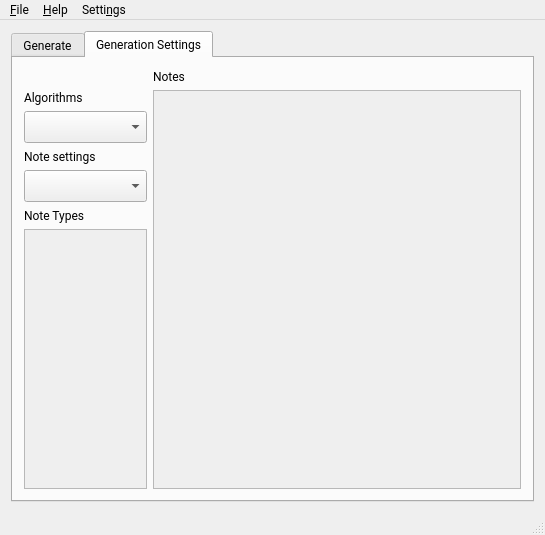
The window that Music_Generator/mainwindow.ui (Jared-Gross/Algorhythm) describes before a commit, drawn with Qt 5.
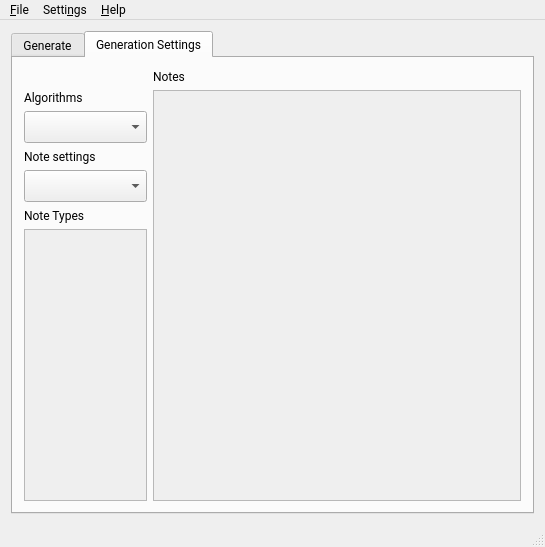
The same window after the commit. The open tabs and pages were chosen to show the change.

What changed in the file:
```diff
--- a/Music_Generator/mainwindow.ui
+++ b/Music_Generator/mainwindow.ui
@@ -7,7 +7,7 @@
     <x>0</x>
     <y>0</y>
     <width>545</width>
-    <height>530</height>
+    <height>547</height>
    </rect>
   </property>
   <property name="sizePolicy">
@@ -320,7 +320,7 @@
                <x>0</x>
                <y>0</y>
                <width>370</width>
-               <height>389</height>
+               <height>406</height>
               </rect>
              </property>
              <layout class="QGridLayout" name="gridLayout_10">
@@ -361,7 +361,7 @@
                  <x>0</x>
                  <y>0</y>
                  <width>119</width>
-                 <height>238</height>
+                 <height>255</height>
                 </rect>
                </property>
                <layout class="QGridLayout" name="gridLayout_11">
@@ -462,8 +462,8 @@
     <addaction name="actionPrefrences"/>
    </widget>
    <addaction name="menutest"/>
-   <addaction name="menuHelp"/>
    <addaction name="menu_View"/>
+   <addaction name="menuHelp"/>
   </widget>
   <widget class="QStatusBar" name="statusBar"/>
   <action name="actionExport">
```
Left out of the diff: 21 changed lines with no effect on the pictures.
